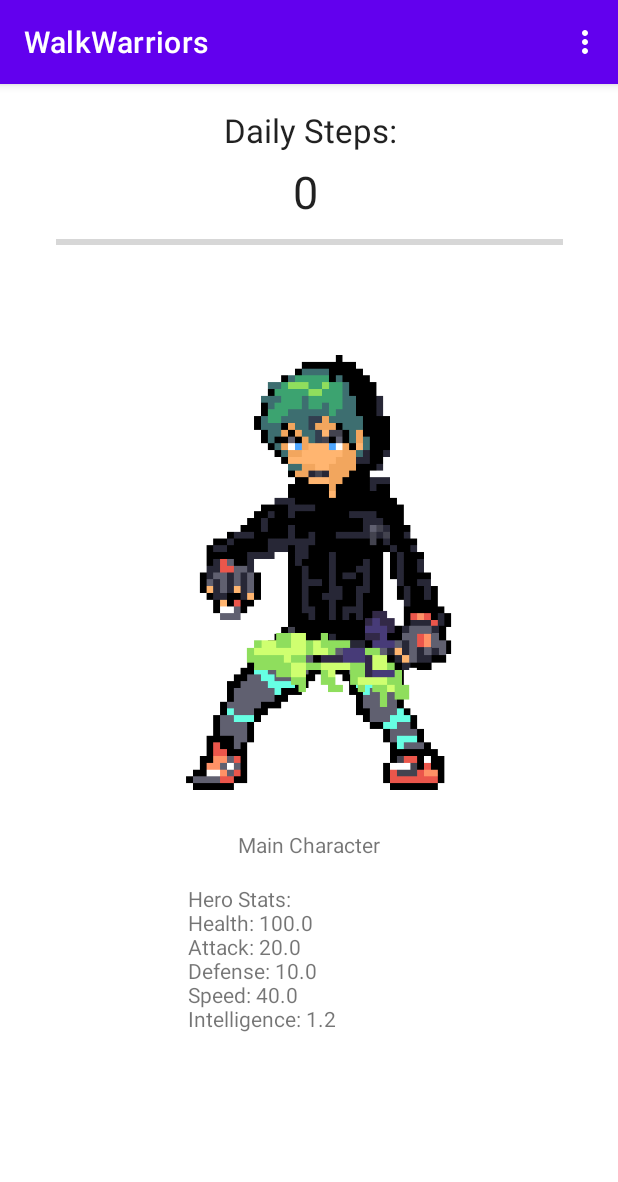
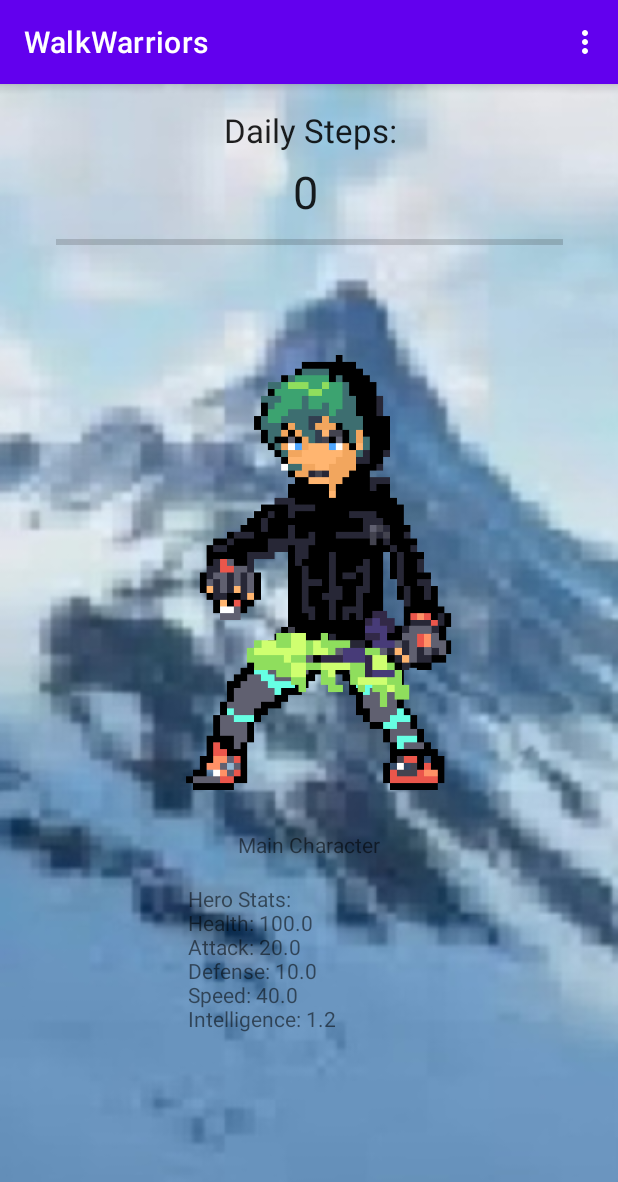
Before and after one commit to AnishAnamProjects/walk-warriors, an Android app: the screen it shows after launch (MainActivity), on a phone screen of 412 x 824 dp. Shown: the top 1182 px of the screen. Run offline under Robolectric (Android 15) with nearby library versions, the phone set to English and light mode, and no system bars.

Commit message:
Equipment Update

```diff
--- a/app/src/main/java/com/example/walkwarriors/MainActivity.java
+++ b/app/src/main/java/com/example/walkwarriors/MainActivity.java
@@ -61,7 +61,6 @@ public class MainActivity extends AppCompatActivity implements SensorEventListen
         dailySteps = (TextView)findViewById(R.id.dailySteps);
         weapon = (ImageView) findViewById(R.id.weapon);
         weapon.setImageResource(mainCharacter.weapon.getImage());
-
     }
     // Equipment Selection
     private void openEquipmentActivity() {
--- a/app/src/main/res/layout/activity_main.xml
+++ b/app/src/main/res/layout/activity_main.xml
@@ -5,6 +5,7 @@
     android:id="@+id/Constraint1"
     android:layout_width="match_parent"
     android:layout_height="match_parent"
+    android:background="@drawable/backg"
     tools:context=".MainActivity">
 
     <ImageView
```
Also changed, not shown: app/src/main/res/drawable/backg.jpg (added).
